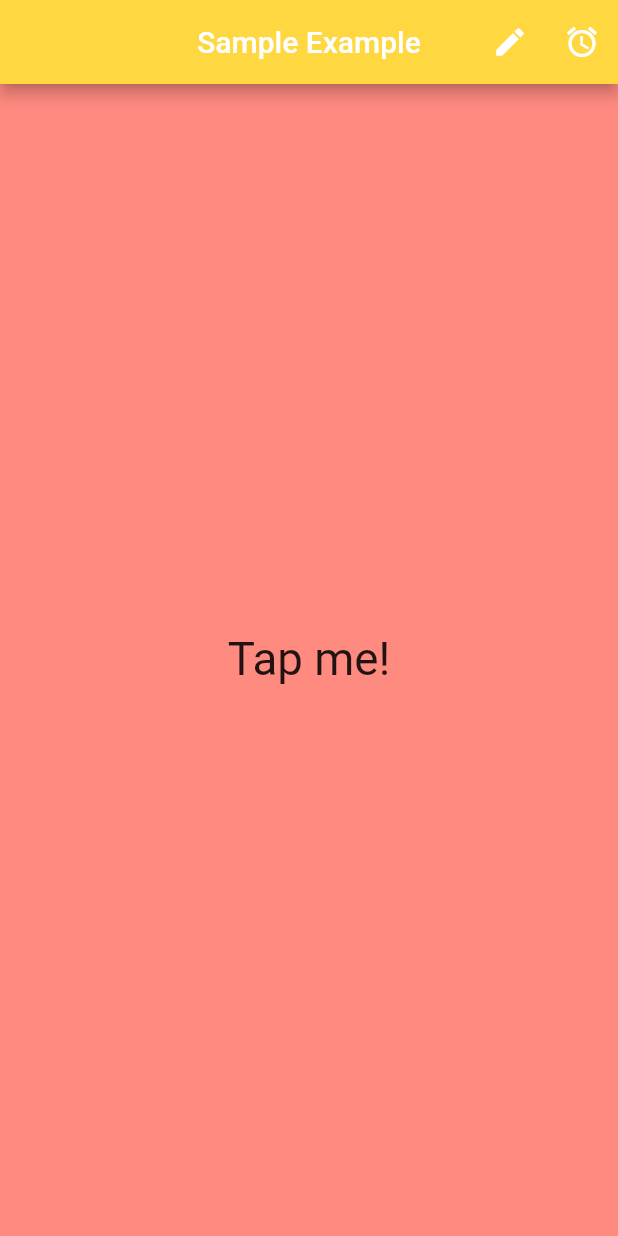
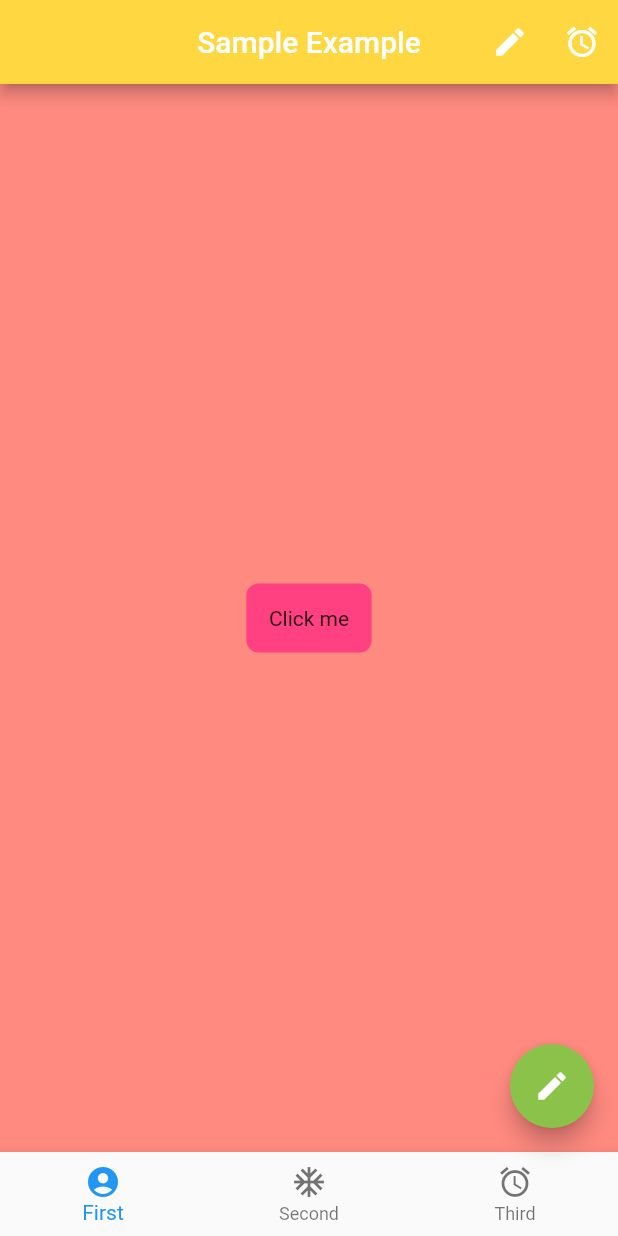
Before and after one commit to anandl-cuelogic/FlutterTraingProject, a Flutter app: the screen it shows after launch, on a phone screen of 412 x 824 dp. Run offline on Flutter 3.47's test engine with Material 2 defaults, Android fonts, the phone set to English and light mode, and no system bars.

```diff
--- /dev/null
+++ b/bizcard/lib/main.dart
@@ -0,0 +1,6 @@
+import 'package:bizcard/ui/home.dart';
+import 'package:flutter/material.dart';
+
+void main() => runApp(new MaterialApp(
+  home: BizCard(),
+));
--- a/flutter_first_1/lib/ui/home.dart
+++ b/flutter_first_1/lib/ui/home.dart
@@ -1,12 +1,10 @@
-
-
 import 'package:flutter/material.dart';
 
-
 class ScaffoldExample extends StatelessWidget {
-  _tabButton(){
+  _tabButton() {
     debugPrint("Something is priniting");
   }
+
   @override
   Widget build(BuildContext context) {
     return Scaffold(
@@ -15,47 +13,55 @@ class ScaffoldExample extends StatelessWidget {
         centerTitle: true,
         backgroundColor: Colors.amberAccent,
         actions: <Widget>[
-          IconButton(icon: Icon(Icons.edit),onPressed:() => debugPrint("EDIT Tapped") ),
-          IconButton(icon: Icon(Icons.access_alarm),onPressed:_tabButton)
+          IconButton(
+              icon: Icon(Icons.edit),
+              onPressed: () => debugPrint("EDIT Tapped")),
+          IconButton(icon: Icon(Icons.access_alarm), onPressed: _tabButton)
         ],
       ),
- backgroundColor: Colors.redAccent.shade100,
+      bottomNavigationBar: BottomNavigationBar(items: [
+        BottomNavigationBarItem(icon:  Icon(Icons.account_circle), title: Text("First")),
+        BottomNavigationBarItem(icon: Icon(Icons.ac_unit), title: Text("Second")),
+        BottomNavigationBarItem(icon: Icon(Icons.access_alarm), title: Text("Third"))
+      ], onTap: (int index) => debugPrint("Tapped item : $index"),),
 
- body: Container(
-     alignment: Alignment.center,
-     child: Column(
-       mainAxisAlignment: MainAxisAlignment.center,
-       children: <Widget>[
-         InkWell(
-           child: Text(
-             "Tap me!",
-             style: TextStyle(fontSize: 30.45)),
+     floatingActionButton: FloatingActionButton(
+       backgroundColor: Colors.lightGreen,
+       child: Icon(Icons.edit),
+       onPressed: () => debugPrint("Hello"),
+     ),
 
-             onTap:() => debugPrint("tapped..."),
-           ),
-
-       ],
-     )
- ),
+      backgroundColor: Colors.redAccent.shade100,
+      body: Container(
+          alignment: Alignment.center,
+          child: Column(
+            mainAxisAlignment: MainAxisAlignment.center,
+            children: <Widget>[
+              CustomButton()
+            ],
+          )),
     );
   }
 }
 
-
-class HomeApp extends StatelessWidget {
+class CustomButton extends StatelessWidget {
   @override
   Widget build(BuildContext context) {
-    return Material(
-      color: Colors.green,
-      child: Center(
-          child: Text(
-            "Hello, This is my first program",
-            textDirection: TextDirection.ltr,
-            style: TextStyle(
-                fontWeight: FontWeight.w500,
-                fontSize: 25.05,
-                fontStyle: FontStyle.italic),
-          )),
+    return GestureDetector(
+      onTap: () {
+        final snackBar = SnackBar(
+          content: Text("Hi My Name is Anand"),
+          backgroundColor: Colors.amberAccent.shade700,
+        );
+
+        Scaffold.of(context).showSnackBar(snackBar);
+      },
+      child: Container(
+        padding: EdgeInsets.all(15.0),
+        decoration: BoxDecoration(
+            color: Colors.pinkAccent, borderRadius: BorderRadius.circular(8.0)),
+        child: Text("Click me"),
+      ),
     );
   }
 }
```
Also changed, not shown: bizcard/lib/ui/home.dart (added, +97 -0 lines), bizcard/pubspec.yaml (added, +72 -0 lines), bizcard/pubspec.lock (added), 54 other files.
